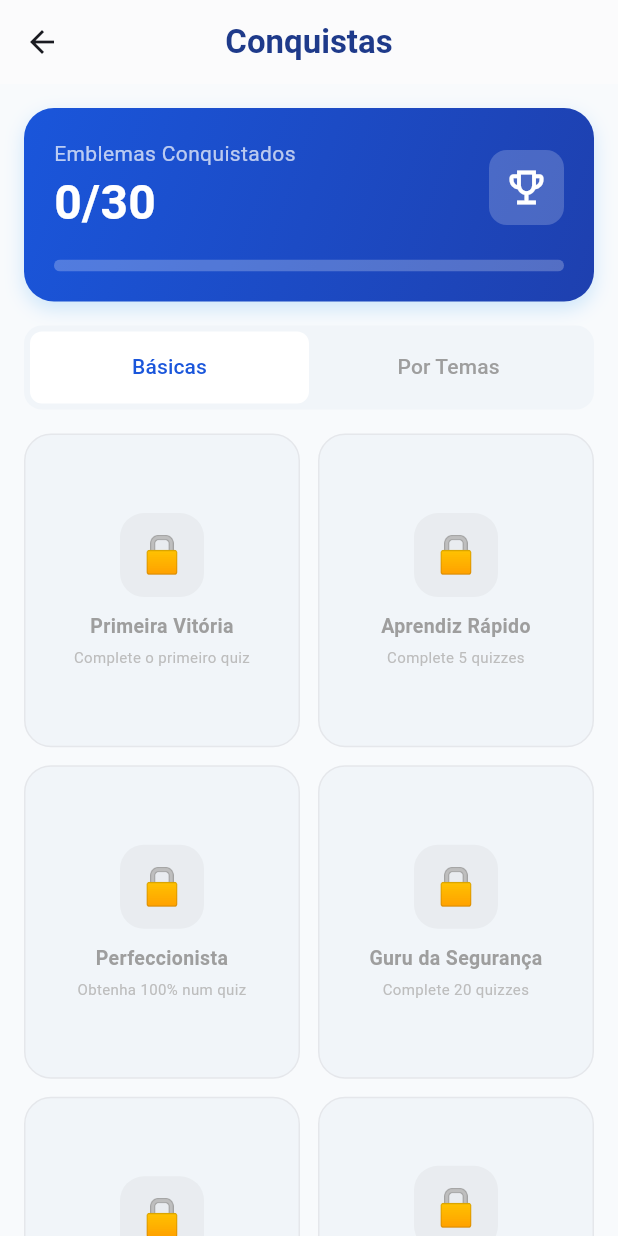
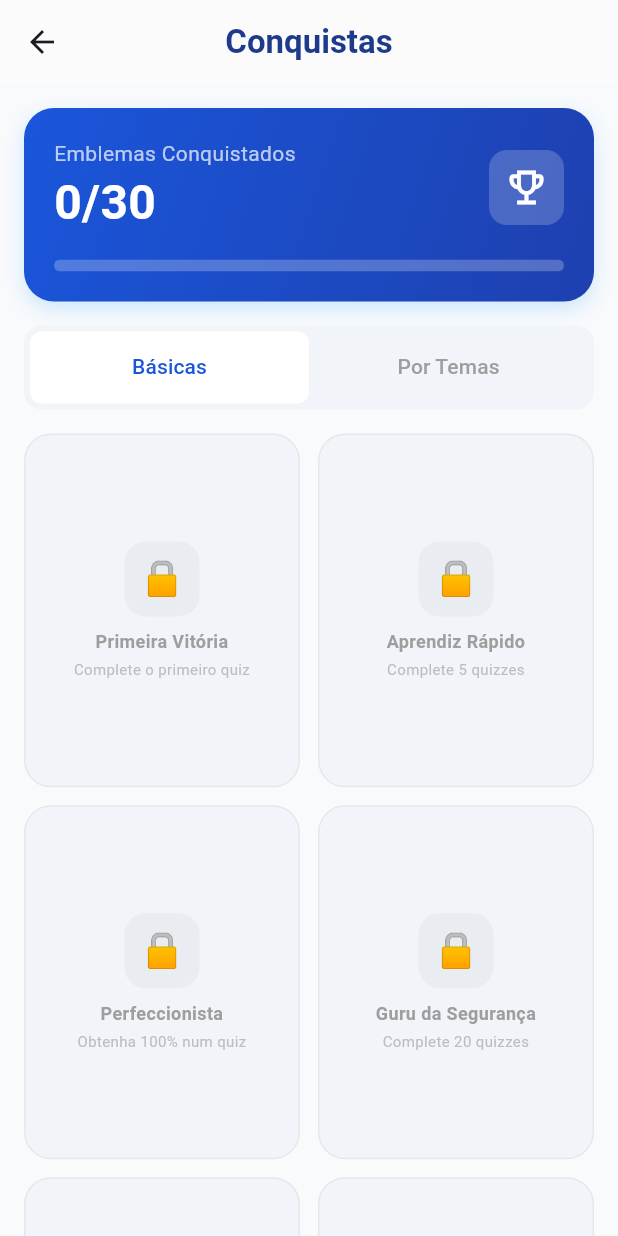
Before and after one commit to Paqu1t0/SafeQuest, a Flutter app: the RecompensasPage screen opened directly, on a phone screen of 412 x 824 dp. Run offline on Flutter 3.47's test engine with Material 3 defaults, Android fonts, the phone set to English and light mode, and no system bars; our stand-ins replace audioplayers, cloud_firestore, firebase_auth, firebase_core, flutter_dotenv, google_generative_ai and 3 more; accounts and stored records are empty; network calls fail.

Commit message:
Atualização nos widgets;

```diff
--- a/lib/screens/recompensas_page.dart
+++ b/lib/screens/recompensas_page.dart
@@ -151,7 +151,7 @@ class _RecompensasPageState extends State<RecompensasPage>
     return GridView.builder(
       padding: const EdgeInsets.all(16),
       gridDelegate: const SliverGridDelegateWithFixedCrossAxisCount(
-        crossAxisCount: 2, mainAxisSpacing: 12, crossAxisSpacing: 12, childAspectRatio: 0.88,
+        crossAxisCount: 2, mainAxisSpacing: 12, crossAxisSpacing: 12, childAspectRatio: 0.78,
       ),
       itemCount: basicBadges.length,
       itemBuilder: (context, i) {
@@ -240,39 +240,41 @@ class _RecompensasPageState extends State<RecompensasPage>
         border: conquistado ? null : Border.all(color: const Color(0xFFE5E7EB)),
       ),
       child: Padding(
-        padding: const EdgeInsets.all(16),
+        padding: const EdgeInsets.all(14),
         child: Column(
           mainAxisAlignment: MainAxisAlignment.center,
           children: [
             // Ícone num círculo translúcido
             Container(
-              width: 56, height: 56,
+              width: 50, height: 50,
               decoration: BoxDecoration(
                 color: conquistado ? Colors.white.withOpacity(0.2) : Colors.grey.withOpacity(0.1),
-                borderRadius: BorderRadius.circular(16),
+                borderRadius: BorderRadius.circular(14),
               ),
               child: Center(
                 child: Text(
                   conquistado ? icon : '🔒',
-                  style: TextStyle(fontSize: conquistado ? 30 : 24),
+                  style: TextStyle(fontSize: conquistado ? 26 : 22),
                 ),
               ),
             ),
-            const SizedBox(height: 10),
+            const SizedBox(height: 8),
             Text(badge['nome'] as String,
                 textAlign: TextAlign.center,
                 maxLines: 2,
                 overflow: TextOverflow.ellipsis,
-                style: TextStyle(color: textColor, fontWeight: FontWeight.bold, fontSize: 13)),
-            const SizedBox(height: 4),
-            Text(badge['desc'] as String,
-                textAlign: TextAlign.center,
-                maxLines: 2,
-                overflow: TextOverflow.ellipsis,
-                style: TextStyle(color: subTextColor, fontSize: 10)),
+                style: TextStyle(color: textColor, fontWeight: FontWeight.bold, fontSize: 12)),
+            const SizedBox(height: 3),
+            Flexible(
+              child: Text(badge['desc'] as String,
+                  textAlign: TextAlign.center,
+                  maxLines: 2,
+                  overflow: TextOverflow.ellipsis,
+                  style: TextStyle(color: subTextColor, fontSize: 10)),
+            ),
             if (conquistado) ...[
-              const SizedBox(height: 8),
-              const Icon(Icons.check_circle_rounded, color: Colors.white, size: 18),
+              const SizedBox(height: 6),
+              const Icon(Icons.check_circle_rounded, color: Colors.white, size: 16),
             ],
           ],
         ),
```
